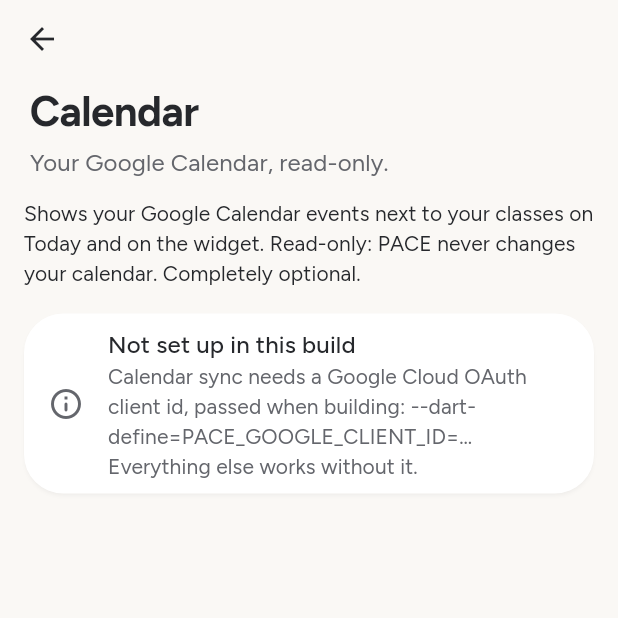
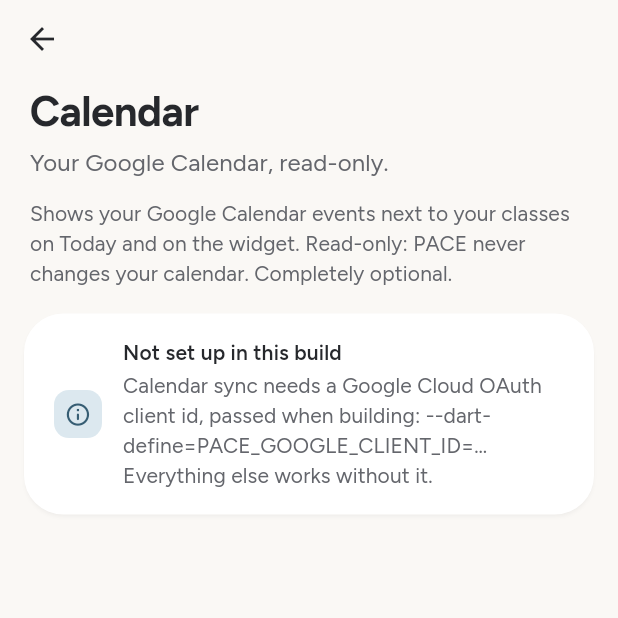
Before and after one commit to xknjmds/pace, a Flutter app: the CalendarScreen screen opened by its route, on a phone screen of 412 x 824 dp, the top half of it. Run offline on Flutter 3.47's test engine with Material 3 defaults, Android fonts, the phone set to English and light mode, and no system bars; our stand-ins replace drift, drift_flutter, flutter_local_notifications, flutter_riverpod, flutter_timezone, google_sign_in and 4 more; missing offline and left inert: google_mlkit_text_recognition, home_widget; accounts and stored records are empty; generated files the repository leaves out were written again.

Commit message:
UI pass 3, step 6b: v2 screens on the kit, each in its own pastel
- App gate, Money, Calendar, Notes and Class schedule: large titles,
  PaceGroup/PaceTile rows with the module's pastel family (gate lilac,
  money sage, calendar sky, notes sand, classes moss).
- Notes are soft sand cards; empty Notes shows Tuck holding a note;
  empty Money is a calm empty state. Money amounts use tabular figures.
- The emergency-unlock length is a choice sheet. 'Apps could not be
  listed' now offers Try again.

Co-Authored-By: Claude Opus 5.5 <noreply@anthropic.com>

```diff
--- a/pace_app/lib/features/calendar/ui/calendar_screen.dart
+++ b/pace_app/lib/features/calendar/ui/calendar_screen.dart
@@ -10,6 +10,8 @@ import '../../../core/widgets/section_header.dart';
 import '../application/calendar_providers.dart';
 import '../application/calendar_service.dart';
 import '../../../core/widgets/pace_page.dart';
+import '../../../core/theme/pace_pastels.dart';
+import '../../../core/widgets/pace_tile.dart';
 
 /// Optional, read-only Google Calendar. Events are cached and still show
 /// offline. PACE works fully without this ever being set up.
@@ -65,37 +67,43 @@ class _CalendarScreenState extends ConsumerState<CalendarScreen> {
       title: 'Calendar',
       subtitle: 'Your Google Calendar, read-only.',
       children: [
-        Text(
+        Padding(
+          padding: const EdgeInsets.fromLTRB(4, 0, 4, 12),
+          child: Text(
             'Shows your Google Calendar events next to your classes on '
             'Today and on the widget. Read-only: PACE never changes your '
             'calendar. Completely optional.',
-          style: theme.textTheme.bodyMedium,
-        ),
-        const SizedBox(height: 12),
-        if (!configured)
-          const Card(
-            child: ListTile(
-              leading: Icon(Icons.info_outline_rounded),
-              title: Text('Not set up in this build'),
-              subtitle: Text(
-                'Calendar sync needs a Google Cloud OAuth client id, passed '
-                'when building: --dart-define=PACE_GOOGLE_CLIENT_ID=… '
-                'Everything else works without it.',
+            style: theme.textTheme.bodyMedium?.copyWith(
+              color: theme.colorScheme.onSurfaceVariant,
+              height: 1.45,
             ),
           ),
+        ),
+        if (!configured)
+          const PaceGroup(
+            children: [
+              PaceTile(
+                icon: Icons.info_outline_rounded,
+                kind: PastelKind.focus,
+                title: 'Not set up in this build',
+                subtitle:
+                    'Calendar sync needs a Google Cloud OAuth client id, '
+                    'passed when building: '
+                    '--dart-define=PACE_GOOGLE_CLIENT_ID=… Everything else '
+                    'works without it.',
+              ),
+            ],
           )
         else
-          Card(
-            child: Column(
+          PaceGroup(
             children: [
-                ListTile(
-                  leading: const Icon(Icons.event_outlined),
-                  title: Text(connected ? 'Connected' : 'Not connected'),
+              PaceTile(
+                icon: Icons.event_rounded,
+                kind: PastelKind.focus,
+                title: connected ? 'Connected' : 'Not connected',
                 subtitle: connected
-                      ? Text(
-                          'Last updated '
-                          '${_ago(settings!.calendarSyncedAt!.toLocal(), now)}',
-                        )
+                    ? 'Last updated '
+                          '${_ago(settings!.calendarSyncedAt!.toLocal(), now)}'
                     : null,
               ),
               if (message != null)
@@ -137,7 +145,6 @@ class _CalendarScreenState extends ConsumerState<CalendarScreen> {
               const SizedBox(height: 8),
             ],
           ),
-          ),
         if (connected && !lowEnergy) ...[
           const SectionHeader('Next two weeks'),
           _Upcoming(now: now),
@@ -170,16 +177,23 @@ class _Upcoming extends ConsumerWidget {
       stream: stream,
       builder: (context, snap) {
         final events = snap.data ?? const <CalendarEvent>[];
-        if (events.isEmpty) {
-          return const Card(child: ListTile(title: Text('No events')));
-        }
-        return Card(
-          child: Column(
+        return PaceGroup(
           children: [
+            if (events.isEmpty)
+              const PaceTile(
+                icon: Icons.event_available_rounded,
+                kind: PastelKind.focus,
+                title: 'Nothing in the next two weeks.',
+              )
+            else
               for (final e in events)
-                ListTile(title: Text(e.title), subtitle: Text(_describe(e))),
+                PaceTile(
+                  icon: Icons.event_rounded,
+                  kind: PastelKind.focus,
+                  title: e.title,
+                  subtitle: _describe(e),
+                ),
           ],
-          ),
         );
       },
     );
```
Also changed, not shown: pace_app/lib/features/blocking/ui/gate_screen.dart (+104 -87 lines), pace_app/lib/features/finance/ui/money_screen.dart (+25 -26 lines), pace_app/lib/features/notes/ui/notes_screen.dart (+71 -20 lines), pace_app/lib/features/schedule/ui/schedule_screen.dart (+20 -17 lines). Lines whose indentation alone changed are shown as unchanged.
